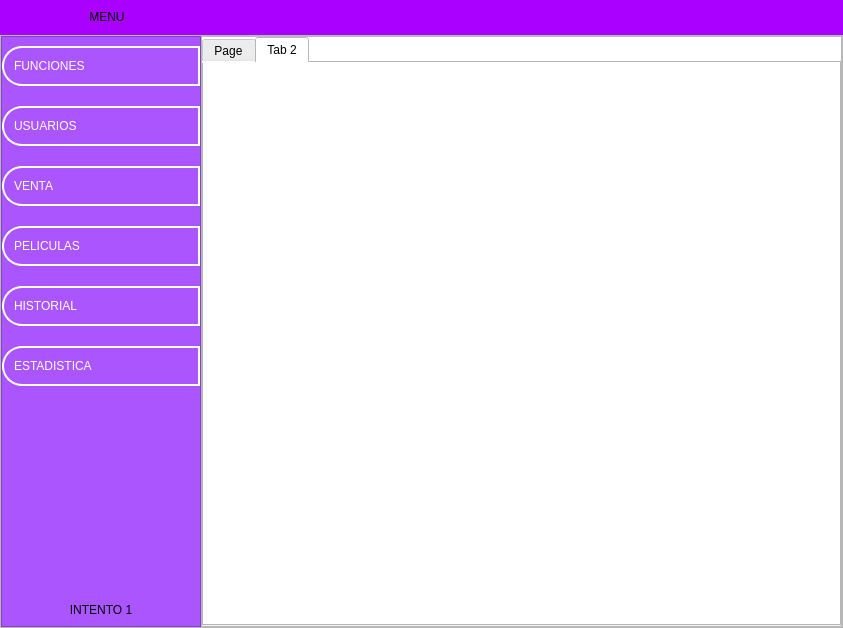
This is ui/menu.ui in LeandroMuzalski1843/Proyecto_Final_Practicas_II as Qt 5 draws it before an edit. The edited form follows.
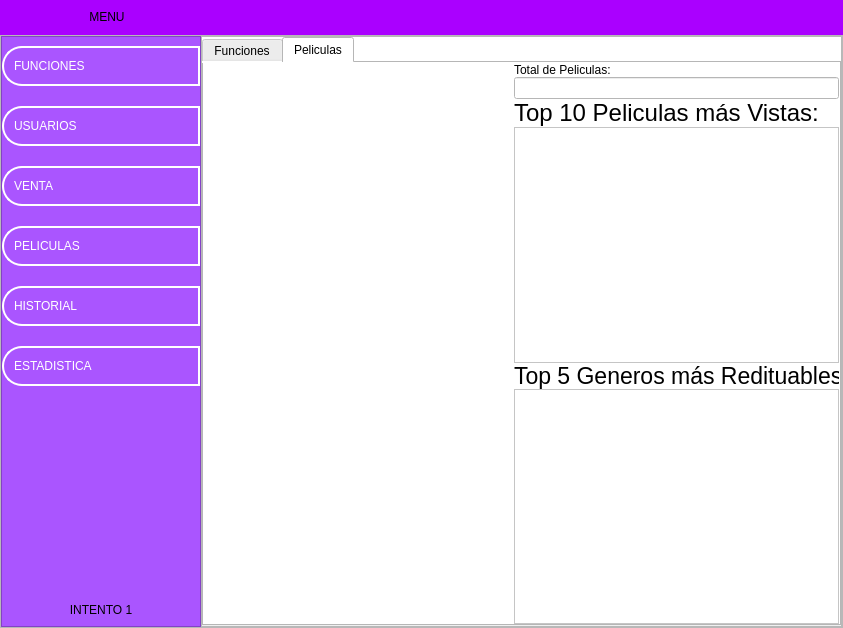
This is the edited form. The open tabs and pages were chosen to show the change. Icons and pictures are not drawn.

Commit message: se agrego estadisticas generales de las peliculas

The edit to the form file:
```diff
--- a/ui/menu.ui
+++ b/ui/menu.ui
@@ -1756,13 +1756,123 @@
                    </property>
                    <widget class="QWidget" name="tab">
                     <attribute name="title">
-                     <string>Page</string>
+                     <string>Funciones</string>
                     </attribute>
                    </widget>
                    <widget class="QWidget" name="tab_2">
                     <attribute name="title">
-                     <string>Tab 2</string>
+                     <string>Peliculas</string>
                     </attribute>
+                    <layout class="QHBoxLayout" name="horizontalLayout_17">
+                     <property name="spacing">
+                      <number>0</number>
+                     </property>
+                     <property name="leftMargin">
+                      <number>0</number>
+                     </property>
+                     <property name="topMargin">
+                      <number>0</number>
+                     </property>
+                     <property name="rightMargin">
+                      <number>0</number>
+                     </property>
+                     <property name="bottomMargin">
+                      <number>0</number>
+                     </property>
+                     <item>
+                      <widget class="QWidget" name="widget_16" native="true"/>
+                     </item>
+                     <item>
+                      <widget class="QWidget" name="widget_17" native="true">
+                       <property name="maximumSize">
+                        <size>
+                         <width>325</width>
+                         <height>16777215</height>
+                        </size>
+                       </property>
+                       <property name="sizeIncrement">
+                        <size>
+                         <width>0</width>
+                         <height>0</height>
+                        </size>
+                       </property>
+                       <layout class="QVBoxLayout" name="verticalLayout_18">
+                        <property name="spacing">
+                         <number>0</number>
+                        </property>
+                        <property name="leftMargin">
+                         <number>0</number>
+                        </property>
+                        <property name="topMargin">
+                         <number>0</number>
+                        </property>
+                        <property name="rightMargin">
+                         <number>0</number>
+                        </property>
+                        <property name="bottomMargin">
+                         <number>0</number>
+                        </property>
+                        <item>
+                         <widget class="QLabel" name="label_7">
+                          <property name="styleSheet">
+                           <string notr="true">font: 75 18pt &quot;MS Shell Dlg 2&quot;;</string>
+                          </property>
+                          <property name="text">
+                           <string>Total de Peliculas:</string>
+                          </property>
+                         </widget>
+                        </item>
+                        <item>
+                         <widget class="QLineEdit" name="total_peliculas"/>
+                        </item>
+                        <item>
+                         <widget class="QLabel" name="label_5">
+                          <property name="font">
+                           <font>
+                            <family>MS Shell Dlg 2</family>
+                            <pointsize>18</pointsize>
+                            <weight>9</weight>
+                            <italic>false</italic>
+                            <bold>false</bold>
+                           </font>
+                          </property>
+                          <property name="styleSheet">
+                           <string notr="true">font: 75 18pt &quot;MS Shell Dlg 2&quot;;</string>
+                          </property>
+                          <property name="text">
+                           <string>Top 10 Peliculas más Vistas:</string>
+                          </property>
+                         </widget>
+                        </item>
+                        <item>
+                         <widget class="QTextEdit" name="textEdit_top10_peliculas"/>
+                        </item>
+                        <item>
+                         <widget class="QLabel" name="label_6">
+                          <property name="font">
+                           <font>
+                            <family>MS Shell Dlg 2</family>
+                            <pointsize>17</pointsize>
+                            <weight>9</weight>
+                            <italic>false</italic>
+                            <bold>false</bold>
+                           </font>
+                          </property>
+                          <property name="styleSheet">
+                           <string notr="true">font: 75 17pt &quot;MS Shell Dlg 2&quot;;</string>
+                          </property>
+                          <property name="text">
+                           <string>Top 5 Generos más Redituables:</string>
+                          </property>
+                         </widget>
+                        </item>
+                        <item>
+                         <widget class="QTextEdit" name="textEdit_top5_generos"/>
+                        </item>
+                       </layout>
+                      </widget>
+                     </item>
+                    </layout>
                    </widget>
                   </widget>
                  </item>
```
Left out of the diff: 4 changed lines with no effect on the pictures. The commit also changes 4 other files.
